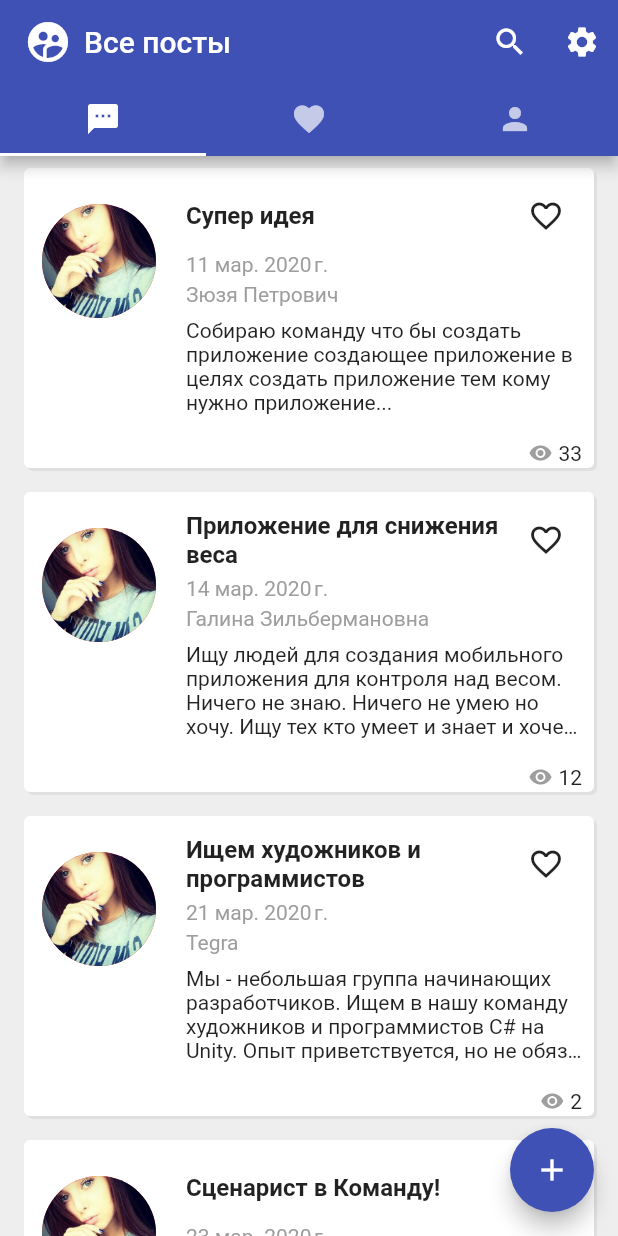
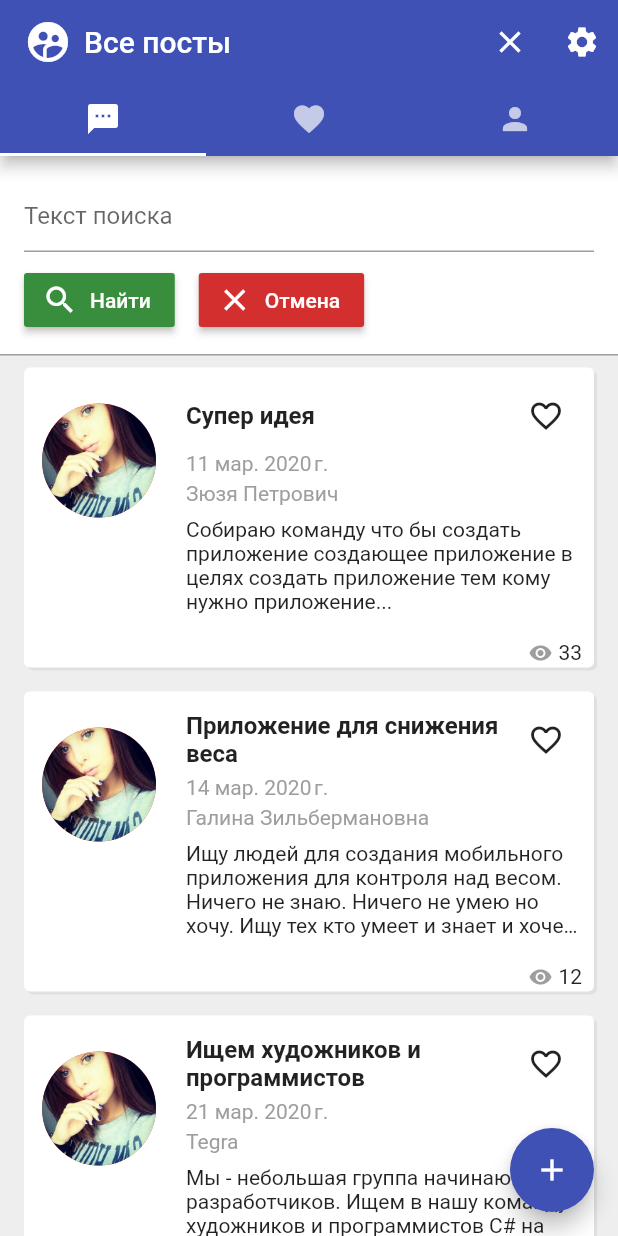
Before and after one commit to MVProduction/TeamLeadMobile, a Flutter app: the screen it shows after launch, after a tap on "Подключиться через google", after a tap on the "search" icon, on a phone screen of 412 x 824 dp. Run offline on Flutter 3.47's test engine with Material 2 defaults, Android fonts, the phone set to English and light mode, and no system bars; accounts and stored records are empty.

Commit message:
Search panel

```diff
--- a/lib/models/posts/posts_model.dart
+++ b/lib/models/posts/posts_model.dart
@@ -11,6 +11,7 @@ class PostsModel extends ChangeNotifier {
   /// Состояние того какие посты отображаются
   PostTabType postTabType = PostTabType.All;
 
+  /// Устанавливает какие посты просматриваются
   void setPostTabType(PostTabType postTabType) {
     this.postTabType = postTabType;
     switch (postTabType) {
--- a/lib/pages/post_list/post_list_page.dart
+++ b/lib/pages/post_list/post_list_page.dart
@@ -4,6 +4,7 @@ import 'package:provider/provider.dart';
 import 'package:team_lead/models/posts/post_tab_type.dart';
 import 'package:team_lead/models/posts/posts_model.dart';
 import 'package:team_lead/pages/post_list/widgets/post_list_widget.dart';
+import 'package:team_lead/pages/post_list/widgets/search_widget.dart';
 import 'package:team_lead/routes.dart';
 
 /// Страница с постами поиска команд
@@ -17,6 +18,12 @@ class PostListPage extends StatefulWidget {
 
 /// Состояние страницы
 class _PostListPageState extends State<PostListPage> {
+  /// Признак что нужно отображать панель поиска
+  bool _needShowSearchPanel = false;
+
+  /// Признак что нужно отображать кнопку поиска
+  bool _needShowSearchButton = true;
+
   /// Обрабатывает нажатие кнопки добавить пост
   void _onPostAddClick() {
     Navigator.pushNamed(context, Routes.CreatePost);
@@ -27,17 +34,37 @@ class _PostListPageState extends State<PostListPage> {
     Navigator.pushNamed(context, Routes.EditUser);
   }
 
+  /// Обрабатывает нажатие на кнопку поиска
+  void _onSearchClick() {
+    setState(() {
+      _needShowSearchPanel = !_needShowSearchPanel;
+    });
+  }
+
   /// Обрабатывает нажатие на вкладку
   void _onTabClick(int tabIndex) {
+    setState(() {
+      _needShowSearchPanel = false;
+    });
+
     var postsModel = Provider.of<PostsModel>(context, listen: false);
     switch (tabIndex) {
       case 0:
+        setState(() {
+          _needShowSearchButton = true;
+        });
         postsModel.setPostTabType(PostTabType.All);
         break;
       case 1:
+        setState(() {
+          _needShowSearchButton = false;
+        });
         postsModel.setPostTabType(PostTabType.Featured);
         break;
       case 2:
+        setState(() {
+          _needShowSearchButton = false;
+        });
         postsModel.setPostTabType(PostTabType.My);
         break;
     }
@@ -74,7 +101,19 @@ class _PostListPageState extends State<PostListPage> {
             ],
           ),
           actions: <Widget>[
-            IconButton(icon: Icon(Icons.search), onPressed: () {}),
+            if (_needShowSearchButton)
+              if (!_needShowSearchPanel)
+                IconButton(
+                    icon: Icon(Icons.search),
+                    onPressed: () {
+                      _onSearchClick();
+                    })
+              else
+                IconButton(
+                    icon: Icon(Icons.clear),
+                    onPressed: () {
+                      _onSearchClick();
+                    }),
             IconButton(
                 icon: Icon(Icons.settings),
                 onPressed: () {
@@ -88,7 +127,12 @@ class _PostListPageState extends State<PostListPage> {
             //Tab(icon: Icon(Icons.notifications)),
           ]),
         ),
-        body: PostListWidget(),
+        body: Column(
+          children: <Widget>[
+            if (_needShowSearchPanel) SearchWidget(),
+            Expanded(flex: 9, child: PostListWidget()),
+          ],
+        ),
         floatingActionButton: FloatingActionButton(
           onPressed: () {
             _onPostAddClick();
--- /dev/null
+++ b/lib/pages/post_list/widgets/search_widget.dart
@@ -0,0 +1,61 @@
+import 'package:flutter/material.dart';
+import 'package:flutter/widgets.dart';
+
+/// Виджет поиска постов
+class SearchWidget extends StatelessWidget {
+  /// Создаёт виджет
+  @override
+  Widget build(BuildContext context) {
+    return Container(
+      decoration: BoxDecoration(
+          color: Colors.white,
+          border: Border(
+              bottom:
+                  BorderSide(color: Colors.grey, style: BorderStyle.solid))),
+      padding: const EdgeInsets.all(16.0),
+      child: Column(
+        crossAxisAlignment: CrossAxisAlignment.start,
+        children: <Widget>[
+          Container(
+            height: 60,
+            child: TextField(
+              decoration: InputDecoration(hintText: "Текст поиска"),
+            ),
+          ),
+          Container(
+            height: 40,
+            child: Row(
+              children: <Widget>[
+                Padding(
+                  padding: const EdgeInsets.only(right: 16),
+                  child: RaisedButton.icon(
+                      color: Colors.green.shade700,
+                      onPressed: () {},
+                      icon: Icon(
+                        Icons.search,
+                        color: Colors.white,
+                      ),
+                      label: Text(
+                        "Найти",
+                        style: TextStyle(color: Colors.white),
+                      )),
+                ),
+                RaisedButton.icon(
+                    color: Colors.red.shade700,
+                    onPressed: () {},
+                    icon: Icon(
+                      Icons.clear,
+                      color: Colors.white,
+                    ),
+                    label: Text(
+                      "Отмена",
+                      style: TextStyle(color: Colors.white),
+                    ))
+              ],
+            ),
+          )
+        ],
+      ),
+    );
+  }
+}
```
